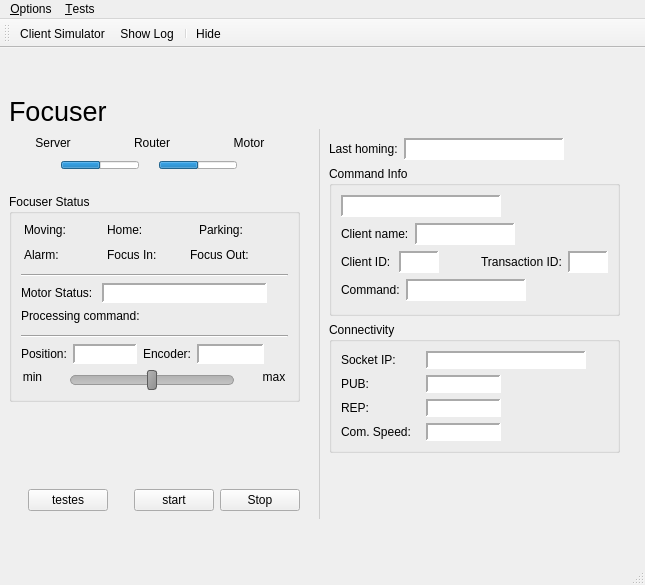
Before: the Qt Designer form assets/ui/main.ui in dev-LNA/HostFocuser160, drawn with Qt 5.
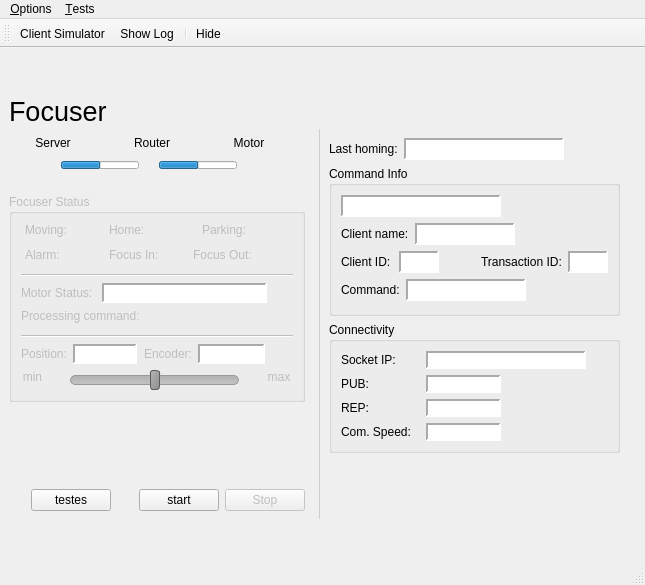
After: the same form once the commit is applied. Icons and pictures are not drawn.

Diff of the .ui file:
```diff
--- a/assets/ui/main.ui
+++ b/assets/ui/main.ui
@@ -1194,12 +1194,12 @@
          </item>
         </layout>
        </widget>
-       <widget class="QWidget" name="">
+       <widget class="QWidget" name="layoutWidget">
         <property name="geometry">
          <rect>
           <x>0</x>
           <y>13</y>
-          <width>291</width>
+          <width>296</width>
           <height>441</height>
          </rect>
         </property>
@@ -3433,6 +3433,9 @@
          </item>
          <item>
           <widget class="QGroupBox" name="gbFocuserStatus">
+           <property name="enabled">
+            <bool>false</bool>
+           </property>
            <property name="title">
             <string>Focuser Status</string>
            </property>
@@ -4545,6 +4548,9 @@
              </item>
              <item>
               <widget class="QPushButton" name="btnStop">
+               <property name="enabled">
+                <bool>false</bool>
+               </property>
                <property name="text">
                 <string>Stop</string>
                </property>
```
Left out of the diff: 46 changed lines with no effect on the pictures.
